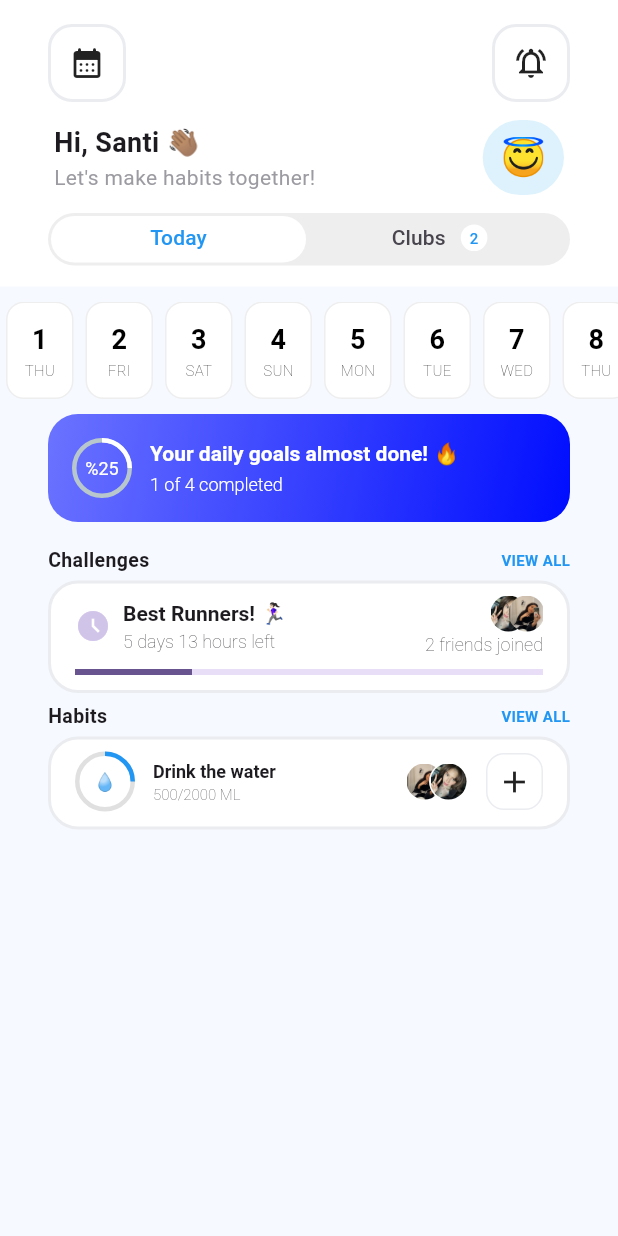
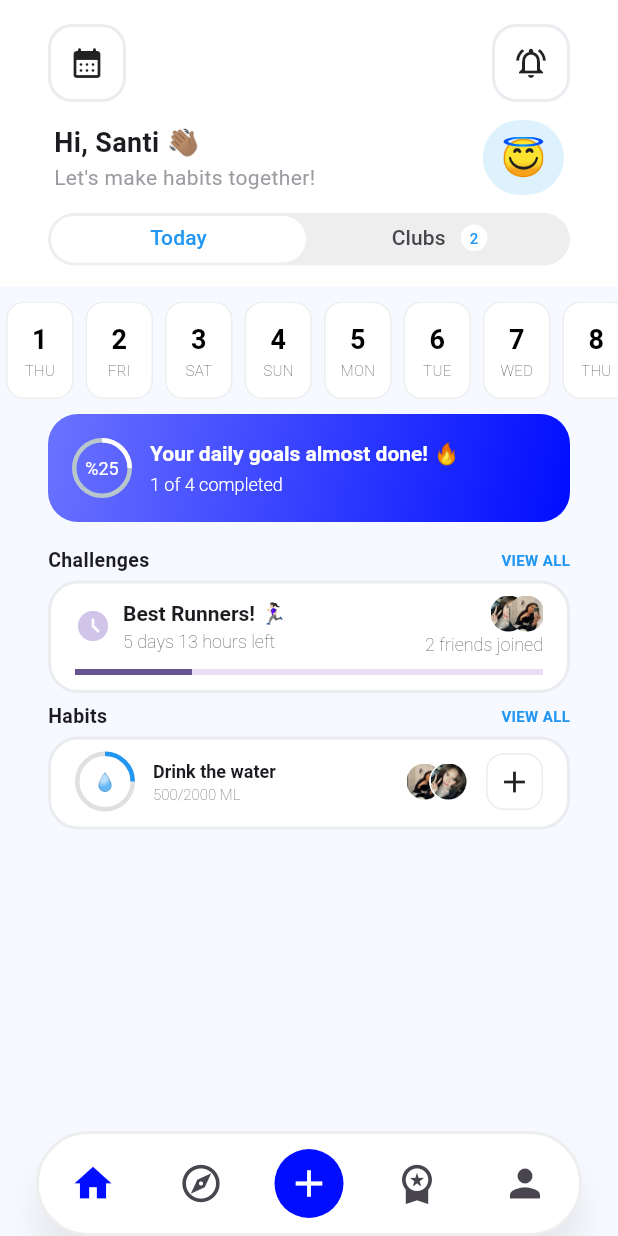
Before and after one commit to CardRapier/HProject, a Flutter app: the screen it shows after launch, on a phone screen of 412 x 824 dp. Run offline on Flutter 3.47's test engine with Material 3 defaults, Android fonts, the phone set to English and light mode, and no system bars; drawn by our look-alikes of percent_indicator, scrollable_positioned_list.

```diff
--- a/lib/main.dart
+++ b/lib/main.dart
@@ -70,6 +70,65 @@ class MyHomePage extends StatelessWidget {
       scrollToToday();
     });
     return Scaffold(
+      bottomNavigationBar: SafeArea(
+        child: Container(
+          height: 70,
+          padding: const EdgeInsets.symmetric(horizontal: 12),
+          margin: const EdgeInsets.symmetric(horizontal: 24),
+          decoration: BoxDecoration(
+              color: Colors.white,
+              borderRadius: const BorderRadius.all(Radius.circular(36)),
+              boxShadow: [
+                BoxShadow(
+                    color: Colors.grey[400]!.withOpacity(0.3),
+                    offset: const Offset(0, 20),
+                    blurRadius: 20)
+              ],
+              border: Border.all(color: Colors.grey.shade200, width: 2)),
+          child: Row(
+            mainAxisAlignment: MainAxisAlignment.spaceBetween,
+            children: [
+              IconButton(
+                onPressed: () => {},
+                icon: const Icon(
+                  Icons.home,
+                  size: 30,
+                ),
+                isSelected: true,
+                selectedIcon:
+                    const Icon(Icons.home, size: 30, color: Color(0xff000DFF)),
+              ),
+              IconButton(
+                  onPressed: () => {},
+                  icon: const Icon(
+                    Icons.explore_outlined,
+                    size: 30,
+                  )),
+              IconButton.filled(
+                  onPressed: () {},
+                  icon: const Icon(
+                    Icons.add,
+                    size: 30,
+                  ),
+                  style: IconButton.styleFrom(
+                    backgroundColor: const Color(0xff000DFF),
+                  )),
+              IconButton(
+                  onPressed: () => {},
+                  icon: const Icon(
+                    Icons.workspace_premium,
+                    size: 30,
+                  )),
+              IconButton(
+                  onPressed: () => {},
+                  icon: const Icon(
+                    Icons.person,
+                    size: 30,
+                  )),
+            ],
+          ),
+        ),
+      ),
       // backgroundColor: const Color.fromRGBO(246, 249, 255, 1),
       backgroundColor: const Color.fromRGBO(246, 249, 255, 1),
       body: Column(
```
